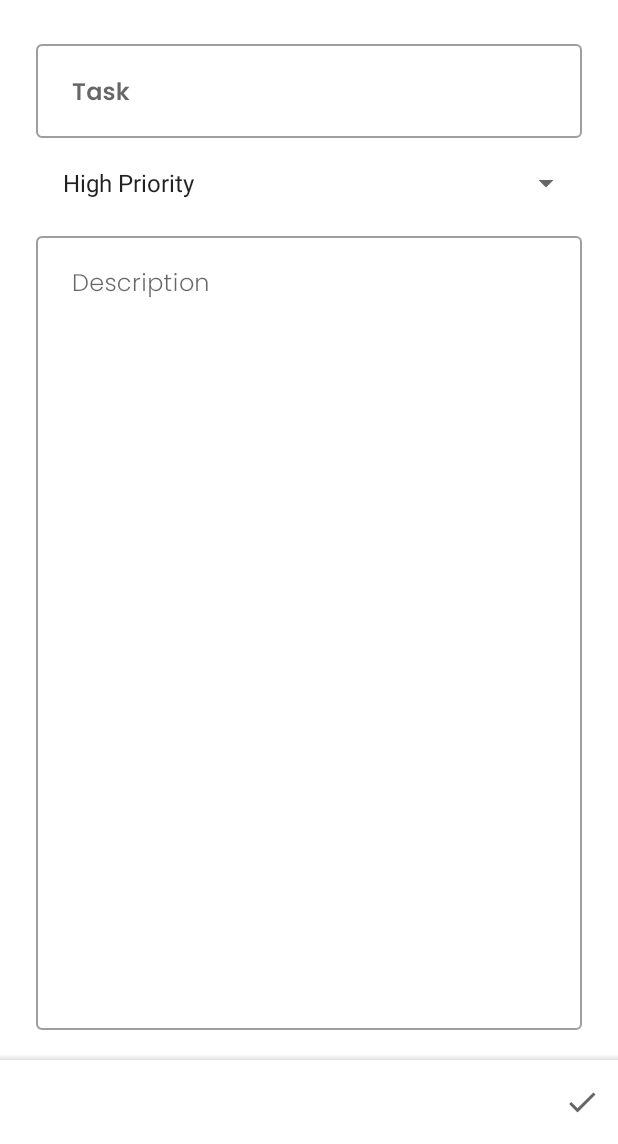
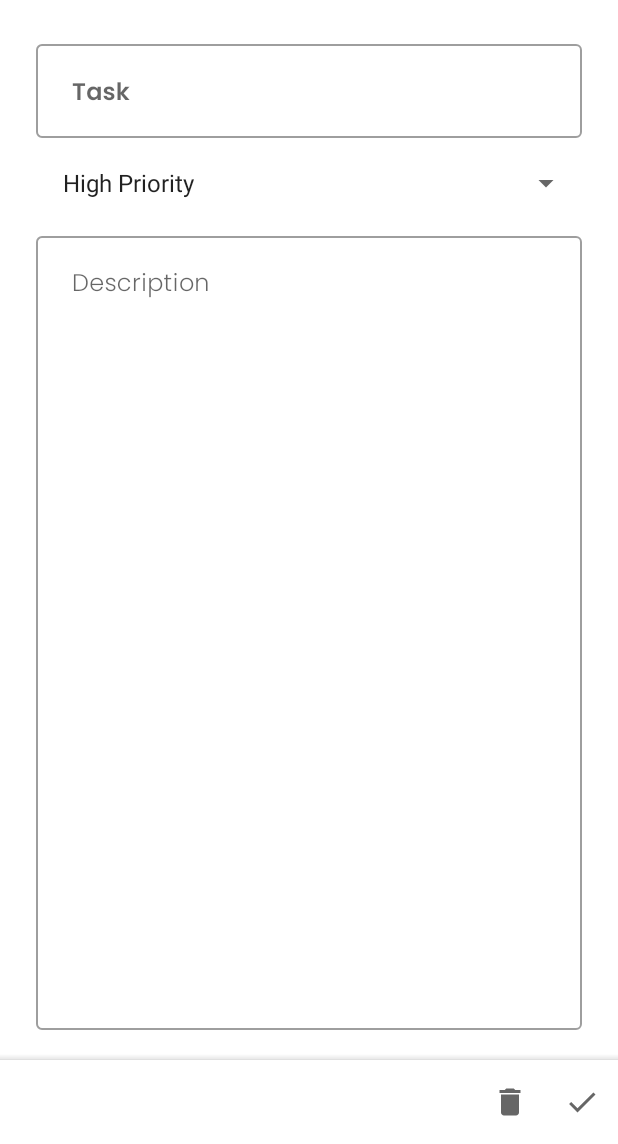
Before and after one commit to JyotimoyKashyap/Hoot, an Android app: the fragment UpdateTodoFragment placed in its activity, on a phone screen of 412 x 824 dp, the part 92-1236 px from its top. Run offline under Robolectric (Android 15) with nearby library versions, the phone set to English and light mode, and no system bars; our stand-ins replace Room's generated code, navigation-ui; 13 statements that could not run were skipped.

Commit message:
Change Log -
Update query added to database and is working now.

```diff
--- a/app/src/main/java/com/example/todoapp/data/TodoDao.kt
+++ b/app/src/main/java/com/example/todoapp/data/TodoDao.kt
@@ -1,10 +1,7 @@
 package com.example.todoapp.data
 
 import androidx.lifecycle.LiveData
-import androidx.room.Dao
-import androidx.room.Insert
-import androidx.room.OnConflictStrategy
-import androidx.room.Query
+import androidx.room.*
 import com.example.todoapp.data.models.TodoData
 
 
@@ -17,4 +14,7 @@ interface TodoDao {
     @Insert(onConflict = OnConflictStrategy.IGNORE)
     suspend fun insertData(todoData: TodoData)
 
+    @Update
+    suspend fun updateData(todoData: TodoData)
+
 }
--- a/app/src/main/java/com/example/todoapp/data/repository/TodoRepository.kt
+++ b/app/src/main/java/com/example/todoapp/data/repository/TodoRepository.kt
@@ -11,4 +11,8 @@ class TodoRepository(private val todoDao: TodoDao) {
     suspend fun insertData(todoData: TodoData){
         todoDao.insertData(todoData)
     }
+
+    suspend fun updateData(todoData: TodoData){
+        todoDao.updateData(todoData)
+    }
 }
--- a/app/src/main/java/com/example/todoapp/data/viewmodel/TodoViewModel.kt
+++ b/app/src/main/java/com/example/todoapp/data/viewmodel/TodoViewModel.kt
@@ -28,4 +28,10 @@ class TodoViewModel(application: Application) : AndroidViewModel(application) {
             repository.insertData(todoData)
         }
     }
+
+    fun updateData(todoData: TodoData){
+        viewModelScope.launch(Dispatchers.IO){
+            repository.updateData(todoData)
+        }
+    }
 }
--- a/app/src/main/res/layout/fragment_update_todo.xml
+++ b/app/src/main/res/layout/fragment_update_todo.xml
@@ -82,7 +82,7 @@
         app:layout_constraintBottom_toBottomOf="parent"
         app:layout_constraintLeft_toLeftOf="parent"
         app:layout_constraintRight_toRightOf="parent"
-        app:menu="@menu/add_fragment_menu_items"
+        app:menu="@menu/update_fragment_menu_items"
         tools:ignore="BottomAppBar" />
 
 
--- /dev/null
+++ b/app/src/main/res/menu/update_fragment_menu_items.xml
@@ -0,0 +1,16 @@
+<?xml version="1.0" encoding="utf-8"?>
+<menu xmlns:android="http://schemas.android.com/apk/res/android"
+    xmlns:app="http://schemas.android.com/apk/res-auto">
+    <item
+        android:id="@+id/menu_update"
+        android:title="Update"
+        android:icon="@drawable/done"
+        app:showAsAction="always"
+        android:orderInCategory="100"/>
+    <item
+        android:id="@+id/menu_delete_single"
+        android:title="Delete"
+        android:icon="@drawable/delete"
+        app:showAsAction="always"/>
+
+</menu>
```
Also changed, not shown: app/src/main/java/com/example/todoapp/fragments/UpdateTodoFragment/UpdateTodoFragment.kt (+48 -0 lines).
